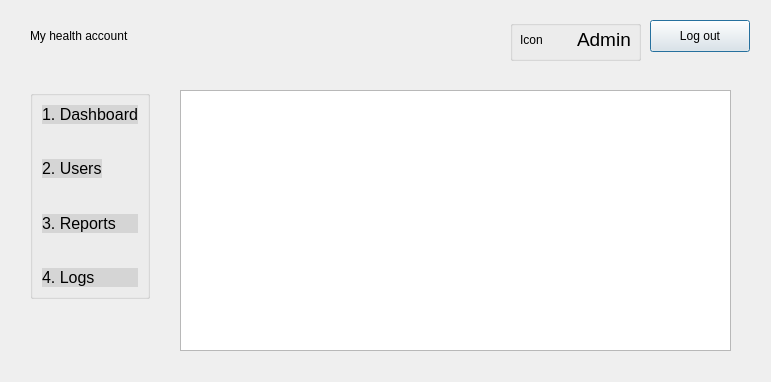
This is adminlogs.ui in Darijan444/COV-19-Desktop_App as Qt 5 draws it before an edit. The edited form follows.
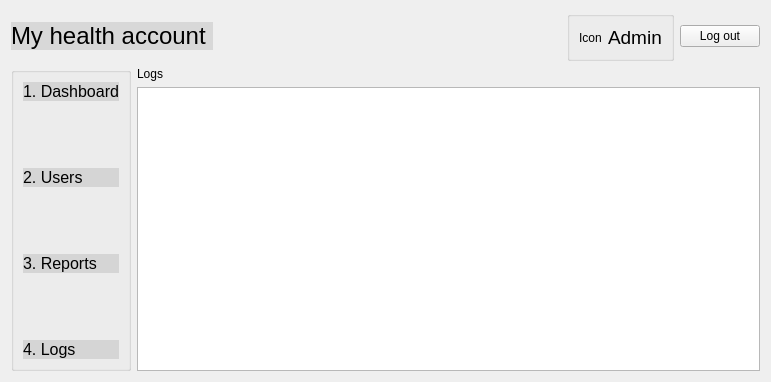
This is the edited form.

```diff
--- a/adminlogs.ui
+++ b/adminlogs.ui
@@ -13,66 +13,47 @@
   <property name="windowTitle">
    <string>Dialog</string>
   </property>
-  <widget class="QPushButton" name="pushButtonLogout">
-   <property name="geometry">
-    <rect>
-     <x>650</x>
-     <y>20</y>
-     <width>100</width>
-     <height>32</height>
-    </rect>
-   </property>
-   <property name="text">
-    <string>Log out</string>
-   </property>
-  </widget>
-  <widget class="QTableView" name="tableView">
-   <property name="geometry">
-    <rect>
-     <x>180</x>
-     <y>90</y>
-     <width>551</width>
-     <height>261</height>
-    </rect>
-   </property>
-  </widget>
-  <widget class="QLabel" name="label">
-   <property name="geometry">
-    <rect>
-     <x>30</x>
-     <y>20</y>
-     <width>201</width>
-     <height>31</height>
-    </rect>
-   </property>
+  <layout class="QVBoxLayout" name="verticalLayout">
+   <item>
+    <layout class="QHBoxLayout" name="horizontalLayout_3">
+     <item>
+      <widget class="QPushButton" name="pushButtonMyHealthAccount">
    <property name="styleSheet">
-    <string notr="true">font: 24pt &quot;.AppleSystemUIFont&quot;;</string>
+        <string notr="true">QPushButton {
+	background-color: rgb(0, 0, 0,0.1); 
+	border: none; 
+	color: rgb(0, 0, 0); 
+	font: 24px;
+	text-align: left;
+} 
+
+</string>
    </property>
    <property name="text">
     <string>My health account </string>
    </property>
   </widget>
+     </item>
+     <item>
+      <spacer name="horizontalSpacer">
+       <property name="orientation">
+        <enum>Qt::Horizontal</enum>
+       </property>
+       <property name="sizeHint" stdset="0">
+        <size>
+         <width>188</width>
+         <height>20</height>
+        </size>
+       </property>
+      </spacer>
+     </item>
+     <item>
   <widget class="QGroupBox" name="groupBox_6">
-   <property name="geometry">
-    <rect>
-     <x>510</x>
-     <y>20</y>
-     <width>131</width>
-     <height>41</height>
-    </rect>
-   </property>
    <property name="title">
     <string/>
    </property>
-   <widget class="QWidget" name="layoutWidget">
-    <property name="geometry">
-     <rect>
-      <x>10</x>
-      <y>10</y>
-      <width>111</width>
-      <height>19</height>
-     </rect>
-    </property>
+       <layout class="QHBoxLayout" name="horizontalLayout_2">
+        <item>
     <layout class="QHBoxLayout" name="horizontalLayout">
      <item>
       <widget class="QLabel" name="label_19">
@@ -100,17 +81,23 @@
       </widget>
      </item>
     </layout>
-   </widget>
-  </widget>
+        </item>
+       </layout>
+      </widget>
+     </item>
+     <item>
+      <widget class="QPushButton" name="pushButtonLogout">
+       <property name="text">
+        <string>Log out</string>
+       </property>
+      </widget>
+     </item>
+    </layout>
+   </item>
+   <item>
+    <layout class="QGridLayout" name="gridLayout">
+     <item row="0" column="0" rowspan="2">
   <widget class="QGroupBox" name="groupBox_2">
-   <property name="geometry">
-    <rect>
-     <x>30</x>
-     <y>90</y>
-     <width>120</width>
-     <height>209</height>
-    </rect>
-   </property>
    <property name="title">
     <string/>
    </property>
@@ -151,7 +138,7 @@
       </property>
      </spacer>
     </item>
-    <item alignment="Qt::AlignLeft">
+        <item>
      <widget class="QPushButton" name="pushButtonUsers">
       <property name="styleSheet">
        <string notr="true">QPushButton {
@@ -248,6 +235,23 @@
     </item>
    </layout>
   </widget>
+     </item>
+     <item row="0" column="1">
+      <widget class="QLabel" name="labelUserList">
+       <property name="styleSheet">
+        <string notr="true">font: 16pt &quot;.AppleSystemUIFont&quot;;</string>
+       </property>
+       <property name="text">
+        <string>Logs</string>
+       </property>
+      </widget>
+     </item>
+     <item row="1" column="1">
+      <widget class="QTableView" name="tableView"/>
+     </item>
+    </layout>
+   </item>
+  </layout>
  </widget>
  <resources/>
  <connections/>
```
Left out of the diff: 2 changed lines with no effect on the pictures. Lines whose indentation alone changed are shown as unchanged.
